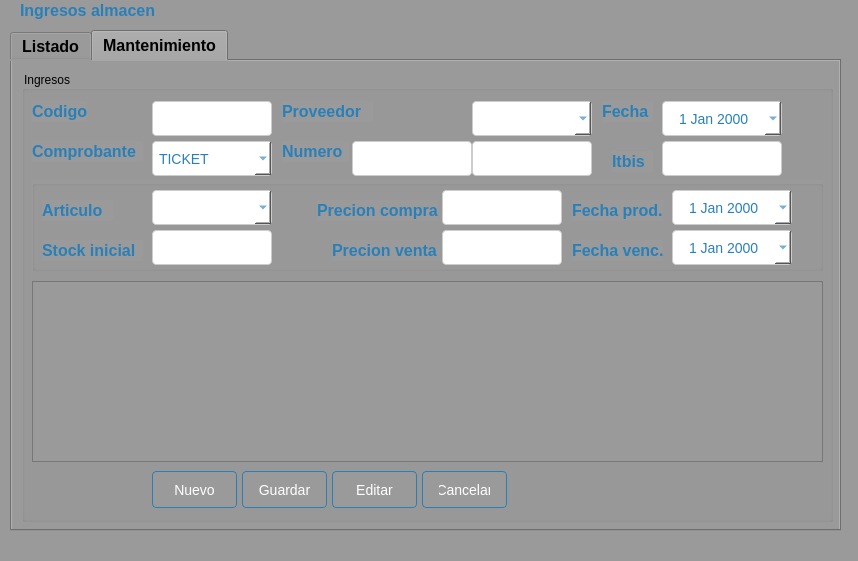
The window that Sistema de ventas/ui/FrmIngreso.ui (CodeDrTech/DevelopPython) describes before a commit, drawn with Qt 5.
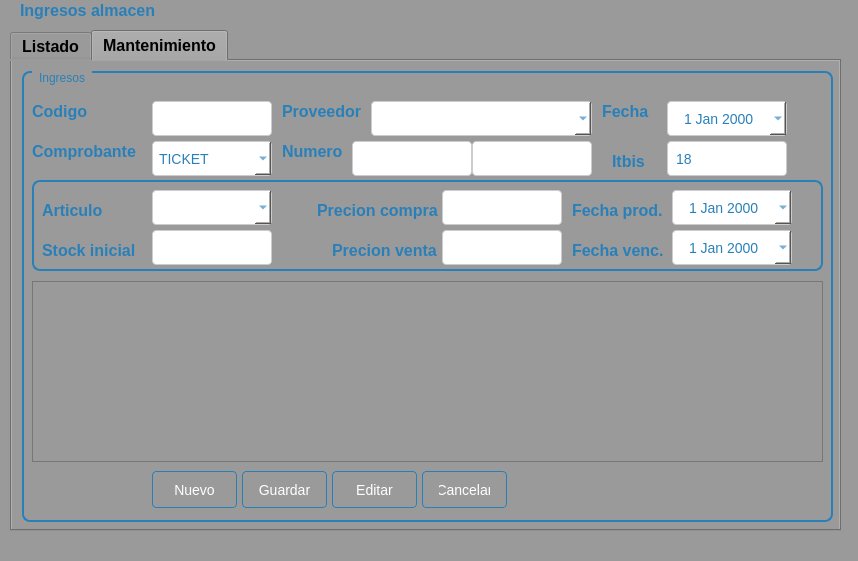
The same window after the commit. The open tabs and pages were chosen to show the change.

```diff
--- a/Sistema de ventas/ui/FrmIngreso.ui
+++ b/Sistema de ventas/ui/FrmIngreso.ui
@@ -518,6 +518,26 @@
         <height>451</height>
        </rect>
       </property>
+      <property name="styleSheet">
+       <string notr="true">QGroupBox {
+    border: 2px solid #2980b9;
+    border-radius: 8px;
+    padding: 10px;
+    background-color: #9a9a9a;
+}
+
+QGroupBox:title {
+    color: #2980b9;
+    subcontrol-origin: margin;
+    subcontrol-position: top left;
+    left: 10px;
+    padding-left: 5px;
+    padding-right: 5px;
+    border: none;
+}
+
+</string>
+      </property>
       <property name="title">
        <string>Ingresos</string>
       </property>
@@ -803,7 +823,7 @@
       <widget class="QDateEdit" name="txtFecha">
        <property name="geometry">
         <rect>
-         <x>640</x>
+         <x>645</x>
          <y>30</y>
          <width>120</width>
          <height>35</height>
@@ -921,9 +941,9 @@
       <widget class="QComboBox" name="cmbProveedor">
        <property name="geometry">
         <rect>
-         <x>450</x>
+         <x>349</x>
          <y>30</y>
-         <width>120</width>
+         <width>221</width>
          <height>35</height>
         </rect>
        </property>
@@ -1166,6 +1186,26 @@
          <height>91</height>
         </rect>
        </property>
+       <property name="styleSheet">
+        <string notr="true">QGroupBox {
+    border: 2px solid #2980b9;
+    border-radius: 8px;
+    padding: 10px;
+    background-color: #9a9a9a;
+}
+
+QGroupBox:title {
+    color: #2980b9;
+    subcontrol-origin: margin;
+    subcontrol-position: top left;
+    left: 10px;
+    padding-left: 5px;
+    padding-right: 5px;
+    border: none;
+}
+
+</string>
+       </property>
        <property name="title">
         <string/>
        </property>
@@ -1708,7 +1748,7 @@
       <widget class="QLineEdit" name="txtItbis">
        <property name="geometry">
         <rect>
-         <x>640</x>
+         <x>645</x>
          <y>70</y>
          <width>120</width>
          <height>35</height>
@@ -1784,6 +1824,9 @@
 
 </string>
        </property>
+       <property name="text">
+        <string>18</string>
+       </property>
       </widget>
      </widget>
     </widget>
```
